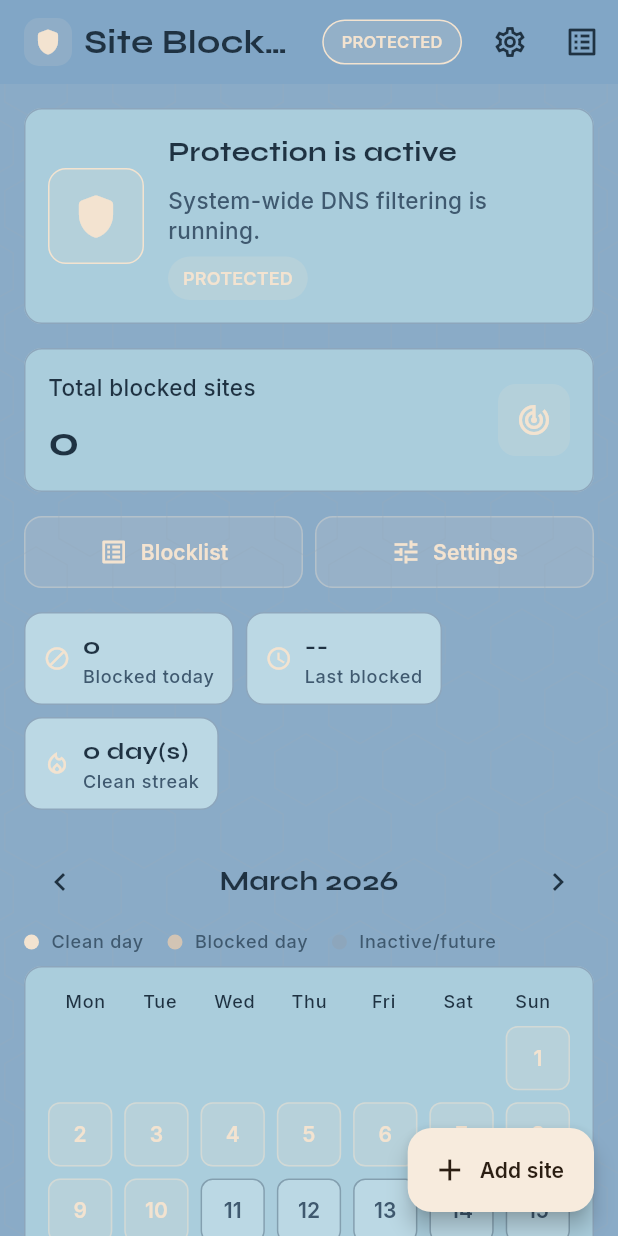
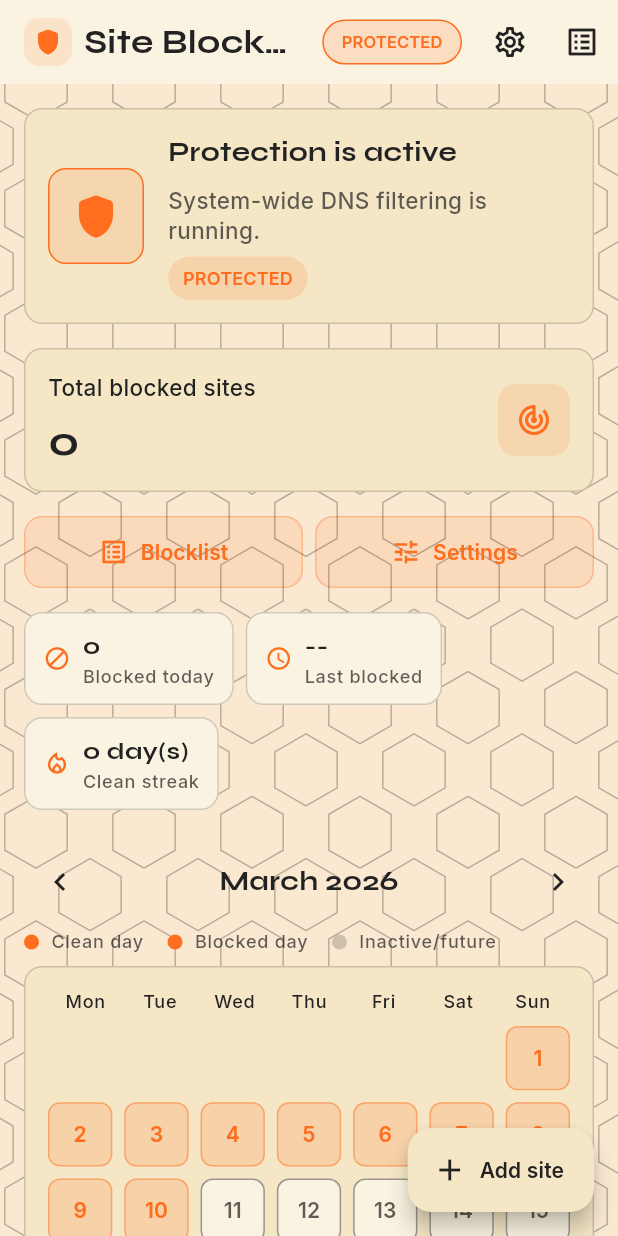
Before and after one commit to mohamedamine-code/Site-Blocker-App, a Flutter app: the screen it shows after launch, on a phone screen of 412 x 824 dp. Run offline on Flutter 3.47's test engine with Material 3 defaults, Android fonts, the light colour scheme and no system bars; drawn by our look-alikes of flutter_animate; our stand-ins replace google_fonts, package_info_plus, shared_preferences, sqflite; accounts and stored records are empty.

Commit message:
Apply AppColors palette across theme

```diff
--- a/lib/theme/app_theme.dart
+++ b/lib/theme/app_theme.dart
@@ -1,82 +1,80 @@
 import 'package:flutter/material.dart';
 import 'package:google_fonts/google_fonts.dart';
 
-class AppPalette {
-  const AppPalette._();
+class AppColors {
+  const AppColors._();
 
-  static const background = Color(0xFF81A6C6);
-  static const surface = Color(0xFFAACDDC);
-  static const accent = Color(0xFFF3E3D0);
-  static const danger = Color(0xFFD2C4B4);
-  static const textPrimary = Color(0xFF1F3242);
-  static const textSecondary = Color(0xFF3F596F);
+  static const background = Color(0xFFFAF3E1);
+  static const surface = Color(0xFFF5E7C6);
+  static const primary = Color(0xFFFF6D1F);
+  static const dark = Color(0xFF222222);
 }
 
 ThemeData buildAppTheme() {
-  const scheme = ColorScheme(
+  final scheme = ColorScheme(
     brightness: Brightness.light,
-    primary: AppPalette.accent,
-    onPrimary: Color(0xFF2B1E12),
-    primaryContainer: Color(0xFFF7EBDD),
-    onPrimaryContainer: Color(0xFF2B1E12),
-    secondary: Color(0xFF81A6C6),
-    onSecondary: Color(0xFF112332),
-    secondaryContainer: Color(0xFFAACDDC),
-    onSecondaryContainer: Color(0xFF1C3345),
-    tertiary: Color(0xFFD2C4B4),
-    onTertiary: Color(0xFF2F2720),
-    tertiaryContainer: Color(0xFFE2D8CB),
-    onTertiaryContainer: Color(0xFF3A3027),
-    error: AppPalette.danger,
-    onError: Color(0xFF2F2720),
-    errorContainer: Color(0xFFE2D8CB),
-    onErrorContainer: Color(0xFF3A3027),
-    surface: AppPalette.surface,
-    onSurface: AppPalette.textPrimary,
-    onSurfaceVariant: AppPalette.textSecondary,
-    outline: Color(0xFF6B859B),
-    outlineVariant: Color(0xFF8DA6BC),
-    shadow: Colors.black,
-    scrim: Colors.black,
-    inverseSurface: AppPalette.textPrimary,
-    onInverseSurface: AppPalette.surface,
-    inversePrimary: Color(0xFFE8D8C3),
-    surfaceContainerHighest: Color(0xFFBBD8E4),
+    primary: AppColors.primary,
+    onPrimary: AppColors.dark,
+    primaryContainer: AppColors.surface,
+    onPrimaryContainer: AppColors.dark,
+    secondary: AppColors.background,
+    onSecondary: AppColors.dark,
+    secondaryContainer: AppColors.surface,
+    onSecondaryContainer: AppColors.dark,
+    tertiary: AppColors.surface,
+    onTertiary: AppColors.dark,
+    tertiaryContainer: AppColors.background,
+    onTertiaryContainer: AppColors.dark,
+    error: AppColors.primary,
+    onError: AppColors.dark,
+    errorContainer: AppColors.surface,
+    onErrorContainer: AppColors.dark,
+    surface: AppColors.surface,
+    onSurface: AppColors.dark,
+    onSurfaceVariant: AppColors.dark.withValues(alpha: 0.72),
+    outline: AppColors.dark.withValues(alpha: 0.35),
+    outlineVariant: AppColors.dark.withValues(alpha: 0.20),
+    shadow: AppColors.dark.withValues(alpha: 0.35),
+    scrim: AppColors.dark.withValues(alpha: 0.45),
+    inverseSurface: AppColors.dark,
+    onInverseSurface: AppColors.surface,
+    inversePrimary: AppColors.primary,
+    surfaceContainerHighest: AppColors.background,
   );
 
   final baseTextTheme = GoogleFonts.interTextTheme().apply(
-    bodyColor: AppPalette.textPrimary,
-    displayColor: AppPalette.textPrimary,
+    bodyColor: AppColors.dark,
+    displayColor: AppColors.dark,
   );
 
   final textTheme = baseTextTheme.copyWith(
     headlineMedium: GoogleFonts.syne(
       fontWeight: FontWeight.w700,
-      color: AppPalette.textPrimary,
+      color: AppColors.dark,
       fontSize: 28,
       letterSpacing: 0.2,
     ),
     titleLarge: GoogleFonts.syne(
       fontWeight: FontWeight.w700,
-      color: AppPalette.textPrimary,
+      color: AppColors.dark,
       fontSize: 22,
       letterSpacing: 0.2,
     ),
     titleMedium: GoogleFonts.syne(
       fontWeight: FontWeight.w700,
-      color: AppPalette.textPrimary,
+      color: AppColors.dark,
       fontSize: 18,
       letterSpacing: 0.2,
     ),
     bodyMedium: GoogleFonts.inter(
       fontWeight: FontWeight.w500,
-      color: AppPalette.textPrimary,
+      color: AppColors.dark,
       fontSize: 15,
       height: 1.35,
     ),
     labelLarge: GoogleFonts.inter(
       fontWeight: FontWeight.w600,
-      color: AppPalette.textPrimary,
+      color: AppColors.dark,
       fontSize: 14,
     ),
   );
@@ -86,60 +84,60 @@
     brightness: Brightness.light,
     colorScheme: scheme,
     textTheme: textTheme,
-    scaffoldBackgroundColor: AppPalette.background,
-    canvasColor: AppPalette.background,
-    dividerTheme: const DividerThemeData(
-      color: Color(0xFF6B859B),
+    scaffoldBackgroundColor: AppColors.background,
+    canvasColor: AppColors.background,
+    dividerTheme: DividerThemeData(
+      color: AppColors.dark.withValues(alpha: 0.35),
       thickness: 1,
       space: 1,
     ),
     appBarTheme: const AppBarTheme(
-      backgroundColor: AppPalette.background,
-      foregroundColor: AppPalette.textPrimary,
+      backgroundColor: AppColors.background,
+      foregroundColor: AppColors.dark,
       centerTitle: false,
       elevation: 0,
       scrolledUnderElevation: 0,
     ),
     cardTheme: CardThemeData(
-      color: AppPalette.surface,
+      color: AppColors.surface,
       margin: EdgeInsets.zero,
       elevation: 0,
       shape: RoundedRectangleBorder(
         borderRadius: BorderRadius.circular(12),
-        side: const BorderSide(color: Color(0xFF8DA6BC)),
+        side: BorderSide(color: AppColors.dark.withValues(alpha: 0.20)),
       ),
     ),
-    iconTheme: const IconThemeData(color: AppPalette.textPrimary),
+    iconTheme: const IconThemeData(color: AppColors.dark),
     inputDecorationTheme: InputDecorationTheme(
       filled: true,
-      fillColor: const Color(0xFFBBD8E4),
+      fillColor: AppColors.surface,
       contentPadding: const EdgeInsets.symmetric(horizontal: 16, vertical: 16),
       border: OutlineInputBorder(
         borderRadius: BorderRadius.circular(12),
-        borderSide: const BorderSide(color: Color(0xFF6B859B)),
+        borderSide: BorderSide(color: AppColors.dark.withValues(alpha: 0.35)),
       ),
       enabledBorder: OutlineInputBorder(
         borderRadius: BorderRadius.circular(12),
-        borderSide: const BorderSide(color: Color(0xFF6B859B)),
+        borderSide: BorderSide(color: AppColors.dark.withValues(alpha: 0.35)),
       ),
       focusedBorder: OutlineInputBorder(
         borderRadius: BorderRadius.circular(12),
-        borderSide: const BorderSide(color: AppPalette.accent, width: 1.5),
+        borderSide: const BorderSide(color: AppColors.primary, width: 1.5),
       ),
       hintStyle: GoogleFonts.inter(
-        color: AppPalette.textSecondary,
+        color: AppColors.dark.withValues(alpha: 0.72),
         fontWeight: FontWeight.w500,
       ),
       labelStyle: GoogleFonts.inter(
-        color: AppPalette.textSecondary,
+        color: AppColors.dark.withValues(alpha: 0.72),
         fontWeight: FontWeight.w600,
       ),
     ),
     filledButtonTheme: FilledButtonThemeData(
       style: FilledButton.styleFrom(
         minimumSize: const Size.fromHeight(48),
-        backgroundColor: AppPalette.accent,
-        foregroundColor: const Color(0xFF2B1E12),
+        backgroundColor: AppColors.primary,
+        foregroundColor: AppColors.dark,
         shape: RoundedRectangleBorder(borderRadius: BorderRadius.circular(12)),
         textStyle: GoogleFonts.inter(fontWeight: FontWeight.w700),
       ),
@@ -147,29 +145,29 @@
     outlinedButtonTheme: OutlinedButtonThemeData(
       style: OutlinedButton.styleFrom(
         minimumSize: const Size.fromHeight(48),
-        foregroundColor: AppPalette.textPrimary,
-        side: const BorderSide(color: Color(0xFF6B859B)),
+        foregroundColor: AppColors.dark,
+        side: BorderSide(color: AppColors.dark.withValues(alpha: 0.35)),
         shape: RoundedRectangleBorder(borderRadius: BorderRadius.circular(12)),
         textStyle: GoogleFonts.inter(fontWeight: FontWeight.w700),
       ),
     ),
     chipTheme: ChipThemeData(
-      backgroundColor: const Color(0xFFBBD8E4),
-      selectedColor: const Color(0xFFE2D8CB),
-      side: const BorderSide(color: Color(0xFF6B859B)),
+      backgroundColor: AppColors.background,
+      selectedColor: AppColors.surface,
+      side: BorderSide(color: AppColors.dark.withValues(alpha: 0.35)),
       labelStyle: GoogleFonts.inter(
-        color: AppPalette.textPrimary,
+        color: AppColors.dark,
         fontWeight: FontWeight.w600,
       ),
       shape: RoundedRectangleBorder(borderRadius: BorderRadius.circular(12)),
     ),
     progressIndicatorTheme: const ProgressIndicatorThemeData(
-      color: AppPalette.accent,
+      color: AppColors.primary,
     ),
     snackBarTheme: SnackBarThemeData(
-      backgroundColor: const Color(0xFFAACDDC),
+      backgroundColor: AppColors.surface,
       contentTextStyle: GoogleFonts.inter(
-        color: AppPalette.textPrimary,
+        color: AppColors.dark,
         fontWeight: FontWeight.w600,
       ),
       behavior: SnackBarBehavior.floating,
```
